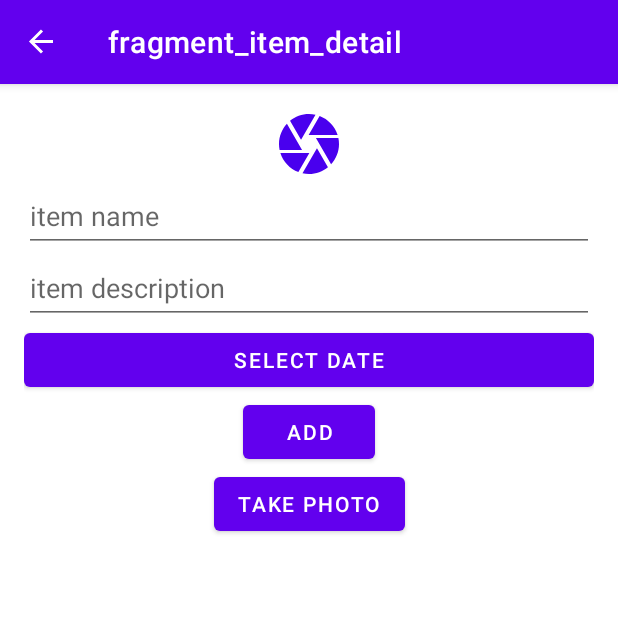
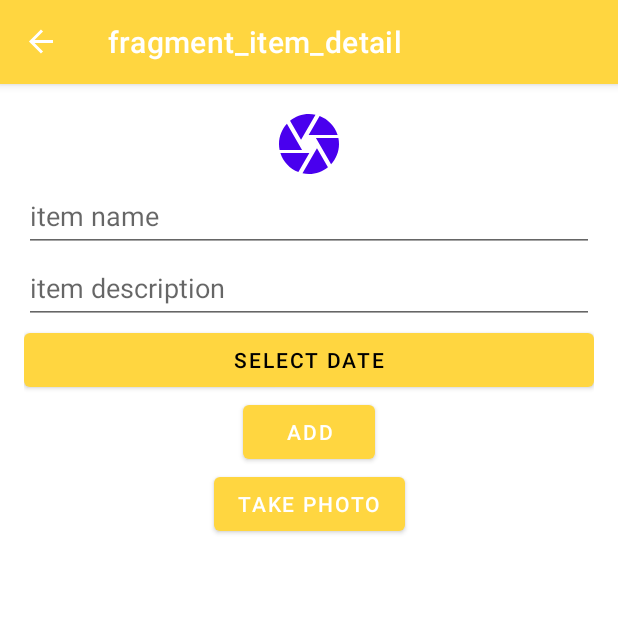
Before and after one commit to pikachuabc/DigitalRefrige, an Android app: the screen it shows after launch (MainActivity), after a tap on an icon or button, on a phone screen of 412 x 824 dp, the top half of it. Run offline under Robolectric (Android 15) with nearby library versions, the phone set to English and light mode, and no system bars; our stand-ins replace Dagger/Hilt's generated code, data binding, navigation-ui; 4 statements that could not run were skipped.

Commit message:
UI improvements

```diff
--- a/app/src/main/res/layout/fragment_item_detail.xml
+++ b/app/src/main/res/layout/fragment_item_detail.xml
@@ -52,7 +52,7 @@
                 android:layout_height="wrap_content"
                 android:hint="@string/select_date"
                 android:text="@={itemDetailViewModel.timeStr}"
-                android:textColorHint="@color/white"
+                android:textColorHint="@color/black"
                 app:layout_constraintEnd_toEndOf="parent"
                 app:layout_constraintStart_toStartOf="parent"
                 app:layout_constraintTop_toBottomOf="@+id/edit_text_description" />
--- a/app/src/main/res/layout/fragment_item_list.xml
+++ b/app/src/main/res/layout/fragment_item_list.xml
@@ -16,8 +16,9 @@
         android:id="@+id/button_add_item"
         android:layout_width="wrap_content"
         android:layout_height="wrap_content"
+        android:layout_gravity="bottom|end"
+        android:layout_margin="32dp"
         android:src="@drawable/ic_baseline_add_24"
-        android:layout_gravity="bottom|end"
-        android:layout_margin="32dp"/>
+        android:backgroundTint="@color/reeking_yellow"/>
 
 </FrameLayout>
--- a/app/src/main/res/values/colors.xml
+++ b/app/src/main/res/values/colors.xml
@@ -7,4 +7,5 @@
     <color name="teal_700">#FF018786</color>
     <color name="black">#FF000000</color>
     <color name="white">#FFFFFFFF</color>
+    <color name="reeking_yellow">#ffd640</color>
 </resources>
--- a/app/src/main/res/values/themes.xml
+++ b/app/src/main/res/values/themes.xml
@@ -2,15 +2,19 @@
     <!-- Base application theme. -->
     <style name="Theme.DigitalRefrige" parent="Theme.MaterialComponents.DayNight.DarkActionBar">
         <!-- Primary brand color. -->
-        <item name="colorPrimary">@color/purple_500</item>
-        <item name="colorPrimaryVariant">@color/purple_700</item>
+<!--        <item name="colorPrimary">@color/purple_500</item>-->
+<!--        <item name="colorPrimaryVariant">@color/purple_700</item>-->
+<!--        <item name="colorOnPrimary">@color/white</item>-->
+        <!-- Secondary brand color. -->
+<!--        <item name="colorSecondary">@color/teal_200</item>-->
+<!--        <item name="colorSecondaryVariant">@color/teal_700</item>-->
+<!--        <item name="colorOnSecondary">@color/black</item>-->
+        <!-- Status bar color. -->
+<!--        <item name="android:statusBarColor" tools:targetApi="l">?attr/colorPrimaryVariant</item>-->
+        <!-- Customize your theme here. -->
+        <item name="colorPrimary">@color/reeking_yellow</item>
         <item name="colorOnPrimary">@color/white</item>
-        <!-- Secondary brand color. -->
-        <item name="colorSecondary">@color/teal_200</item>
-        <item name="colorSecondaryVariant">@color/teal_700</item>
+        <item name="colorSecondary">@color/white</item>
         <item name="colorOnSecondary">@color/black</item>
-        <!-- Status bar color. -->
-        <item name="android:statusBarColor" tools:targetApi="l">?attr/colorPrimaryVariant</item>
-        <!-- Customize your theme here. -->
     </style>
 </resources>
```
Also changed, not shown: app/src/main/res/layout/item_card.xml (+12 -3 lines).
